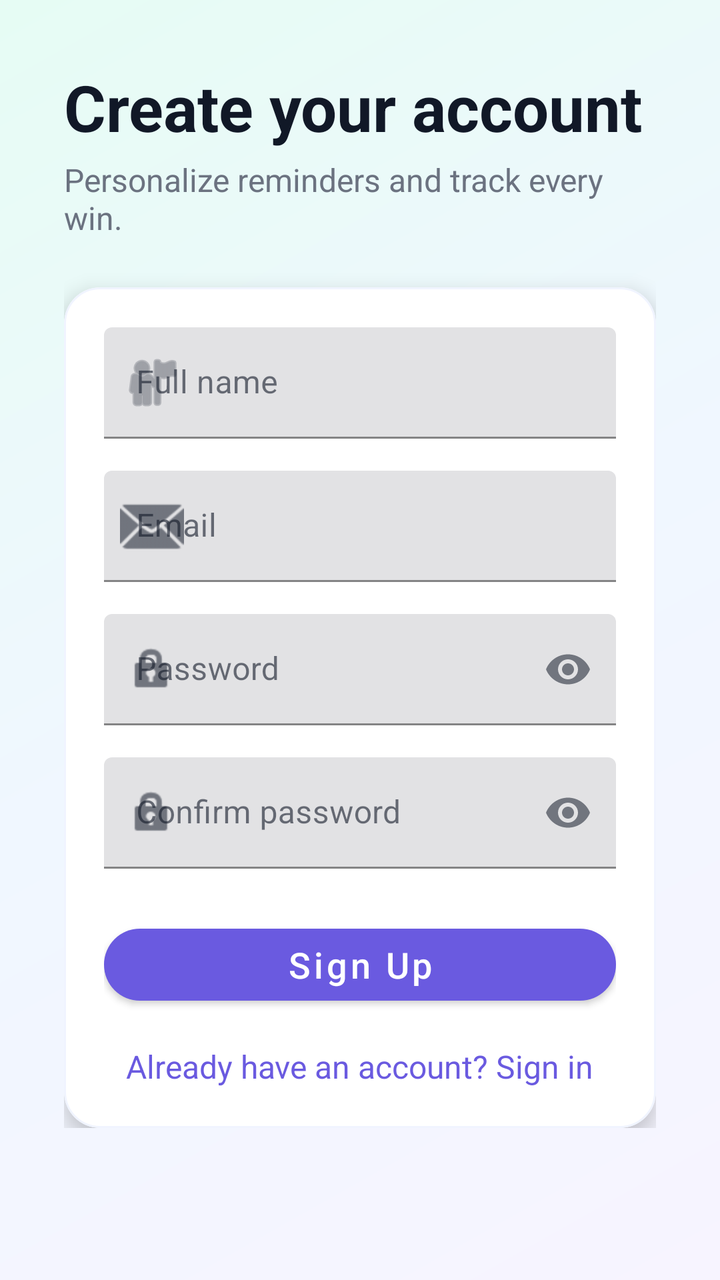
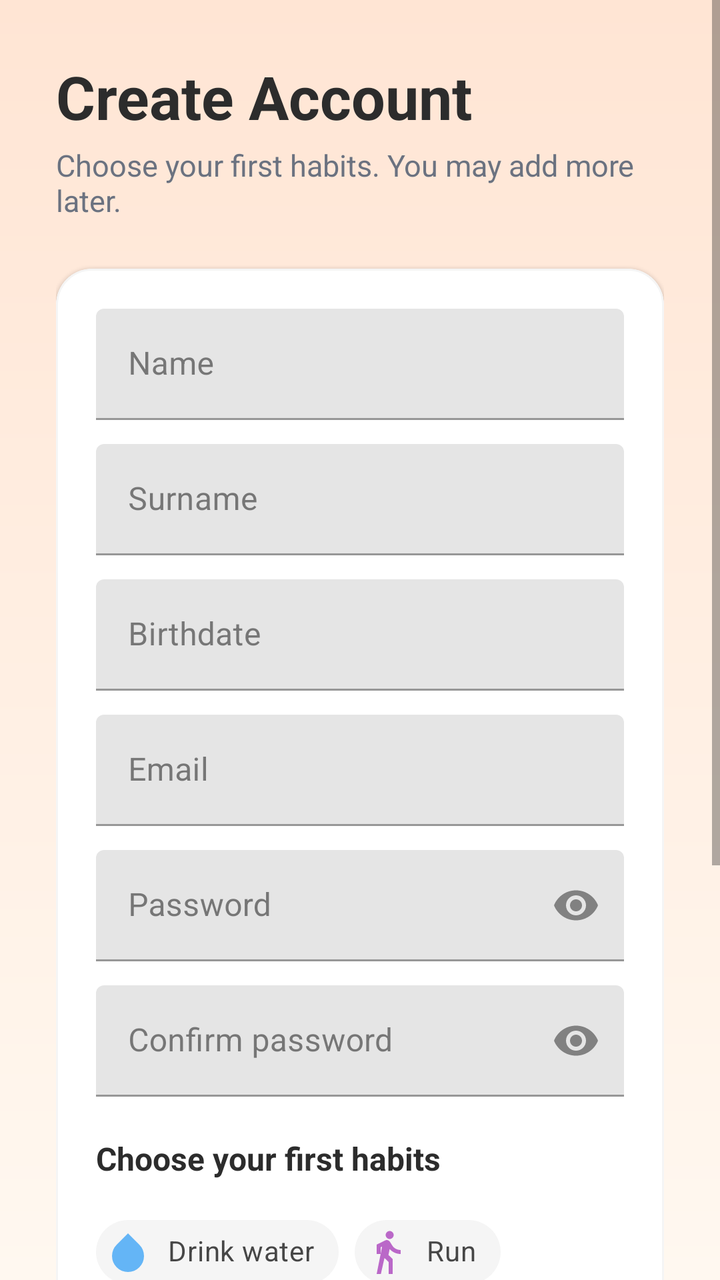

Before-and-after screenshots of an Android layout around one commit, followed by the original layout XML and the change that was made.
<!-- AndroidManifest.xml: application theme Theme.Group4mco -->
<!-- res/layout/activity_register.xml -->
<?xml version="1.0" encoding="utf-8"?>
<ScrollView xmlns:android="http://schemas.android.com/apk/res/android"
    xmlns:app="http://schemas.android.com/apk/res-auto"
    android:layout_width="match_parent"
    android:layout_height="match_parent"
    android:background="@drawable/bg_app_gradient">

    <LinearLayout
        android:layout_width="match_parent"
        android:layout_height="wrap_content"
        android:orientation="vertical"
        android:padding="32dp">

        <TextView
            android:layout_width="wrap_content"
            android:layout_height="wrap_content"
            android:text="Create your account"
            android:textColor="@color/color_on_surface"
            android:textSize="32sp"
            android:textStyle="bold" />

        <TextView
            android:layout_width="wrap_content"
            android:layout_height="wrap_content"
            android:layout_marginTop="4dp"
            android:text="Personalize reminders and track every win."
            android:textColor="@color/color_on_surface_secondary"
            android:textSize="16sp" />

        <com.google.android.material.card.MaterialCardView
            android:layout_width="match_parent"
            android:layout_height="wrap_content"
            android:layout_marginTop="24dp"
            app:cardBackgroundColor="@color/color_surface"
            app:cardCornerRadius="@dimen/card_corner_radius"
            app:cardElevation="@dimen/card_elevation"
            app:strokeColor="@color/color_surface_alt"
            app:strokeWidth="1dp">

            <LinearLayout
                android:layout_width="match_parent"
                android:layout_height="wrap_content"
                android:orientation="vertical"
                android:padding="@dimen/card_padding">

                <com.google.android.material.textfield.TextInputLayout
                    android:layout_width="match_parent"
                    android:layout_height="wrap_content"
                    android:hint="Full name"
                    app:boxBackgroundMode="filled"
                    app:boxStrokeColor="@color/color_primary"
                    app:startIconDrawable="@android:drawable/ic_menu_myplaces">

                    <com.google.android.material.textfield.TextInputEditText
                        android:id="@+id/regName"
                        android:layout_width="match_parent"
                        android:layout_height="wrap_content"
                        android:inputType="textPersonName" />

                </com.google.android.material.textfield.TextInputLayout>

                <com.google.android.material.textfield.TextInputLayout
                    android:layout_width="match_parent"
                    android:layout_height="wrap_content"
                    android:layout_marginTop="16dp"
                    android:hint="Email"
                    app:boxBackgroundMode="filled"
                    app:boxStrokeColor="@color/color_primary"
                    app:startIconDrawable="@android:drawable/ic_dialog_email">

                    <com.google.android.material.textfield.TextInputEditText
                        android:id="@+id/regEmail"
                        android:layout_width="match_parent"
                        android:layout_height="wrap_content"
                        android:inputType="textEmailAddress" />

                </com.google.android.material.textfield.TextInputLayout>

                <com.google.android.material.textfield.TextInputLayout
                    android:layout_width="match_parent"
                    android:layout_height="wrap_content"
                    android:layout_marginTop="16dp"
                    android:hint="Password"
                    app:boxBackgroundMode="filled"
                    app:boxStrokeColor="@color/color_primary"
                    app:endIconMode="password_toggle"
                    app:startIconDrawable="@android:drawable/ic_lock_idle_lock">

                    <com.google.android.material.textfield.TextInputEditText
                        android:id="@+id/regPassword"
                        android:layout_width="match_parent"
                        android:layout_height="wrap_content"
                        android:inputType="textPassword" />

                </com.google.android.material.textfield.TextInputLayout>

                <com.google.android.material.textfield.TextInputLayout
                    android:layout_width="match_parent"
                    android:layout_height="wrap_content"
                    android:layout_marginTop="16dp"
                    android:hint="Confirm password"
                    app:boxBackgroundMode="filled"
                    app:boxStrokeColor="@color/color_primary"
                    app:endIconMode="password_toggle"
                    app:startIconDrawable="@android:drawable/ic_lock_idle_lock">

                    <com.google.android.material.textfield.TextInputEditText
                        android:id="@+id/regConfirmPassword"
                        android:layout_width="match_parent"
                        android:layout_height="wrap_content"
                        android:inputType="textPassword" />

                </com.google.android.material.textfield.TextInputLayout>

                <com.google.android.material.button.MaterialButton
                    android:id="@+id/registerBtn"
                    style="@style/Widget.MaterialComponents.Button"
                    android:layout_width="match_parent"
                    android:layout_height="wrap_content"
                    android:layout_marginTop="24dp"
                    android:text="Sign Up"
                    android:textAllCaps="false"
                    android:textSize="18sp"
                    app:cornerRadius="24dp" />

                <TextView
                    android:id="@+id/toLogin"
                    android:layout_width="wrap_content"
                    android:layout_height="wrap_content"
                    android:layout_gravity="center_horizontal"
                    android:layout_marginTop="16dp"
                    android:text="Already have an account? Sign in"
                    android:textColor="@color/color_primary"
                    android:textSize="16sp" />

            </LinearLayout>
        </com.google.android.material.card.MaterialCardView>
    </LinearLayout>
</ScrollView>
<!-- resources referenced by this layout -->
<resources>
  <color name="color_on_surface">#111827</color>
  <color name="color_primary">#6A5AE0</color>
  <color name="color_surface_alt">#F0F4FF</color>
  <dimen name="card_elevation">6dp</dimen>
  <!-- drawable bg_app_gradient (drawable) -->
  <?xml version="1.0" encoding="utf-8"?>
  <shape xmlns:android="http://schemas.android.com/apk/res/android">
      <gradient
          android:startColor="@color/gradient_start"
          android:centerColor="@color/gradient_center"
          android:endColor="@color/gradient_end"
          android:angle="135" />
  </shape>
  <color name="gradient_start">#F7F4FF</color>
  <color name="gradient_center">#F0F7FF</color>
  <color name="gradient_end">#E6FCF4</color>
  <color name="color_primary_dark">#4E3FE0</color>
  <color name="color_background">#F5F6FF</color>
  <!-- unchanged entries left out for length: 7 -->
</resources>

<!-- the commit's change to res/layout/activity_register.xml (unified diff, before → after) -->
@@ -9,23 +9,23 @@
         android:layout_width="match_parent"
         android:layout_height="wrap_content"
         android:orientation="vertical"
-        android:padding="32dp">
+        android:padding="28dp">
 
         <TextView
             android:layout_width="wrap_content"
             android:layout_height="wrap_content"
-            android:text="Create your account"
+            android:text="Create Account"
             android:textColor="@color/color_on_surface"
-            android:textSize="32sp"
+            android:textSize="30sp"
             android:textStyle="bold" />
 
         <TextView
             android:layout_width="wrap_content"
             android:layout_height="wrap_content"
             android:layout_marginTop="4dp"
-            android:text="Personalize reminders and track every win."
+            android:text="Choose your first habits. You may add more later."
             android:textColor="@color/color_on_surface_secondary"
-            android:textSize="16sp" />
+            android:textSize="15sp" />
 
         <com.google.android.material.card.MaterialCardView
             android:layout_width="match_parent"
@@ -33,7 +33,6 @@
             android:layout_marginTop="24dp"
             app:cardBackgroundColor="@color/color_surface"
             app:cardCornerRadius="@dimen/card_corner_radius"
-            app:cardElevation="@dimen/card_elevation"
             app:strokeColor="@color/color_surface_alt"
             app:strokeWidth="1dp">
 
@@ -46,10 +45,8 @@
                 <com.google.android.material.textfield.TextInputLayout
                     android:layout_width="match_parent"
                     android:layout_height="wrap_content"
-                    android:hint="Full name"
-                    app:boxBackgroundMode="filled"
-                    app:boxStrokeColor="@color/color_primary"
-                    app:startIconDrawable="@android:drawable/ic_menu_myplaces">
+                    android:hint="Name"
+                    app:boxBackgroundMode="filled">
 
                     <com.google.android.material.textfield.TextInputEditText
                         android:id="@+id/regName"
@@ -62,11 +59,39 @@
                 <com.google.android.material.textfield.TextInputLayout
                     android:layout_width="match_parent"
                     android:layout_height="wrap_content"
-                    android:layout_marginTop="16dp"
+                    android:layout_marginTop="12dp"
+                    android:hint="Surname"
+                    app:boxBackgroundMode="filled">
+
+                    <com.google.android.material.textfield.TextInputEditText
+                        android:id="@+id/regSurname"
+                        android:layout_width="match_parent"
+                        android:layout_height="wrap_content"
+                        android:inputType="textPersonName" />
+
+                </com.google.android.material.textfield.TextInputLayout>
+
+                <com.google.android.material.textfield.TextInputLayout
+                    android:layout_width="match_parent"
+                    android:layout_height="wrap_content"
+                    android:layout_marginTop="12dp"
+                    android:hint="Birthdate"
+                    app:boxBackgroundMode="filled">
+
+                    <com.google.android.material.textfield.TextInputEditText
+                        android:id="@+id/regBirthdate"
+                        android:layout_width="match_parent"
+                        android:layout_height="wrap_content"
+                        android:inputType="date" />
+
+                </com.google.android.material.textfield.TextInputLayout>
+
+                <com.google.android.material.textfield.TextInputLayout
+                    android:layout_width="match_parent"
+                    android:layout_height="wrap_content"
+                    android:layout_marginTop="12dp"
                     android:hint="Email"
-                    app:boxBackgroundMode="filled"
-                    app:boxStrokeColor="@color/color_primary"
-                    app:startIconDrawable="@android:drawable/ic_dialog_email">
+                    app:boxBackgroundMode="filled">
 
                     <com.google.android.material.textfield.TextInputEditText
                         android:id="@+id/regEmail"
@@ -79,12 +104,10 @@
                 <com.google.android.material.textfield.TextInputLayout
                     android:layout_width="match_parent"
                     android:layout_height="wrap_content"
-                    android:layout_marginTop="16dp"
+                    android:layout_marginTop="12dp"
                     android:hint="Password"
                     app:boxBackgroundMode="filled"
-                    app:boxStrokeColor="@color/color_primary"
-                    app:endIconMode="password_toggle"
-                    app:startIconDrawable="@android:drawable/ic_lock_idle_lock">
+                    app:endIconMode="password_toggle">
 
                     <com.google.android.material.textfield.TextInputEditText
                         android:id="@+id/regPassword"
@@ -97,12 +120,10 @@
                 <com.google.android.material.textfield.TextInputLayout
                     android:layout_width="match_parent"
                     android:layout_height="wrap_content"
-                    android:layout_marginTop="16dp"
+                    android:layout_marginTop="12dp"
                     android:hint="Confirm password"
                     app:boxBackgroundMode="filled"
-                    app:boxStrokeColor="@color/color_primary"
-                    app:endIconMode="password_toggle"
-                    app:startIconDrawable="@android:drawable/ic_lock_idle_lock">
+                    app:endIconMode="password_toggle">
 
                     <com.google.android.material.textfield.TextInputEditText
                         android:id="@+id/regConfirmPassword"
@@ -111,6 +132,107 @@
                         android:inputType="textPassword" />
 
                 </com.google.android.material.textfield.TextInputLayout>
+
+                <TextView
+                    android:layout_width="wrap_content"
+                    android:layout_height="wrap_content"
+                    android:layout_marginTop="20dp"
+                    android:text="Choose your first habits"
+                    android:textColor="@color/color_on_surface"
+                    android:textSize="16sp"
+                    android:textStyle="bold" />
+
+                <com.google.android.material.chip.ChipGroup
+                    android:id="@+id/chipGroupHabits"
+                    android:layout_width="match_parent"
+                    android:layout_height="wrap_content"
+                    android:layout_marginTop="12dp"
+                    app:singleLine="false">
+
+                    <com.google.android.material.chip.Chip
+                        android:layout_width="wrap_content"
+                        android:layout_height="wrap_content"
+                        android:text="Drink water"
+                        android:checkable="true"
+                        app:chipIcon="@drawable/ic_habit_water"
+                        app:chipIconTint="@color/habit_water"
+                        app:chipBackgroundColor="@color/color_surface_alt"
+                        app:chipStrokeWidth="0dp"
+                        app:checkedIconVisible="false" />
+
+                    <com.google.android.material.chip.Chip
+                        android:layout_width="wrap_content"
+                        android:layout_height="wrap_content"
+                        android:text="Run"
+                        android:checkable="true"
+                        app:chipIcon="@drawable/ic_habit_run"
+                        app:chipIconTint="@color/habit_run"
+                        app:chipBackgroundColor="@color/color_surface_alt"
+                        app:chipStrokeWidth="0dp"
+                        app:checkedIconVisible="false" />
+
+                    <com.google.android.material.chip.Chip
+                        android:layout_width="wrap_content"
+                        android:layout_height="wrap_content"
+                        android:text="Read books"
+                        android:checkable="true"
+                        app:chipIcon="@drawable/ic_habit_read"
+                        app:chipIconTint="@color/habit_read"
+                        app:chipBackgroundColor="@color/color_surface_alt"
+                        app:chipStrokeWidth="0dp"
+                        app:checkedIconVisible="false" />
+
+                    <com.google.android.material.chip.Chip
+                        android:layout_width="wrap_content"
+                        android:layout_height="wrap_content"
+                        android:text="Meditate"
+                        android:checkable="true"
+                        app:chipIcon="@drawable/ic_habit_meditate"
+                        app:chipIconTint="@color/habit_meditate"
+                        app:chipBackgroundColor="@color/color_surface_alt"
+                        app:chipStrokeWidth="0dp"
+                        app:checkedIconVisible="false" />
+
+                    <com.google.android.material.chip.Chip
+                        android:layout_width="wrap_content"
+                        android:layout_height="wrap_content"
+                        android:text="Study"
+                        android:checkable="true"
+                        app:chipIcon="@drawable/ic_habit_study"
+                        app:chipIconTint="@color/habit_study"
+                        app:chipBackgroundColor="@color/color_surface_alt"
+                        app:chipStrokeWidth="0dp"
+                        app:checkedIconVisible="false" />
+
+                    <com.google.android.material.chip.Chip
+                        android:layout_width="wrap_content"
+                        android:layout_height="wrap_content"
+                        android:text="Journal"
+                        android:checkable="true"
+                        app:chipIcon="@drawable/ic_habit_journal"
+                        app:chipIconTint="@color/habit_journal"
+                        app:chipBackgroundColor="@color/color_surface_alt"
+                        app:chipStrokeWidth="0dp"
+                        app:checkedIconVisible="false" />
+
+                    <com.google.android.material.chip.Chip
+                        android:layout_width="wrap_content"
+                        android:layout_height="wrap_content"
+                        android:text="Gardening"
+                        android:checkable="true"
+                        app:chipBackgroundColor="@color/color_surface_alt"
+                        app:chipStrokeWidth="0dp"
+                        app:checkedIconVisible="false" />
+
+                    <com.google.android.material.chip.Chip
+                        android:layout_width="wrap_content"
+                        android:layout_height="wrap_content"
+                        android:text="Sleep early"
+                        android:checkable="true"
+                        app:chipBackgroundColor="@color/color_surface_alt"
+                        app:chipStrokeWidth="0dp"
+                        app:checkedIconVisible="false" />
+                </com.google.android.material.chip.ChipGroup>
 
                 <com.google.android.material.button.MaterialButton
                     android:id="@+id/registerBtn"
@@ -118,9 +240,11 @@
                     android:layout_width="match_parent"
                     android:layout_height="wrap_content"
                     android:layout_marginTop="24dp"
-                    android:text="Sign Up"
+                    android:backgroundTint="@color/onboarding_light_green"
+                    android:text="Next"
                     android:textAllCaps="false"
-                    android:textSize="18sp"
+                    android:textColor="@color/color_on_surface"
+                    android:textSize="16sp"
                     app:cornerRadius="24dp" />
 
                 <TextView
@@ -128,11 +252,10 @@
                     android:layout_width="wrap_content"
                     android:layout_height="wrap_content"
                     android:layout_gravity="center_horizontal"
-                    android:layout_marginTop="16dp"
+                    android:layout_marginTop="12dp"
                     android:text="Already have an account? Sign in"
                     android:textColor="@color/color_primary"
-                    android:textSize="16sp" />
-
+                    android:textSize="15sp" />
             </LinearLayout>
         </com.google.android.material.card.MaterialCardView>
     </LinearLayout>
<!-- resource entries referenced after the edit -->
@@ -1,23 +1,99 @@
 <!-- resources referenced by this layout -->
 <resources>
-  <color name="color_on_surface">#111827</color>
-  <color name="color_primary">#6A5AE0</color>
-  <color name="color_surface_alt">#F0F4FF</color>
-  <dimen name="card_elevation">6dp</dimen>
+  <color name="color_on_surface">#2C2C2C</color>
+  <color name="color_primary">#4CAF50</color>
+  <color name="color_surface_alt">#F5F5F5</color>
+  <color name="habit_journal">#E57373</color>
+  <color name="habit_meditate">#FF8A65</color>
+  <color name="habit_read">#FFB74D</color>
+  <color name="habit_run">#BA68C8</color>
+  <color name="habit_study">#4DB6AC</color>
+  <color name="habit_water">#64B5F6</color>
+  <color name="onboarding_light_green">#81C784</color>
   <!-- drawable bg_app_gradient (drawable) -->
   <?xml version="1.0" encoding="utf-8"?>
   <shape xmlns:android="http://schemas.android.com/apk/res/android">
       <gradient
           android:startColor="@color/gradient_start"
-          android:centerColor="@color/gradient_center"
           android:endColor="@color/gradient_end"
-          android:angle="135" />
+          android:angle="270" />
   </shape>
-  <color name="gradient_start">#F7F4FF</color>
-  <color name="gradient_center">#F0F7FF</color>
-  <color name="gradient_end">#E6FCF4</color>
-  <color name="color_primary_dark">#4E3FE0</color>
-  <color name="color_background">#F5F6FF</color>
+  <!-- drawable ic_habit_journal (drawable) -->
+  <?xml version="1.0" encoding="utf-8"?>
+  <vector xmlns:android="http://schemas.android.com/apk/res/android"
+      android:width="24dp"
+      android:height="24dp"
+      android:viewportWidth="24"
+      android:viewportHeight="24">
+      <path
+          android:fillColor="@color/habit_journal"
+          android:pathData="M14,2H6c-1.1,0 -1.99,0.9 -1.99,2L4,20c0,1.1 0.89,2 1.99,2H18c1.1,0 2,-0.9 2,-2V8l-6,-6zM16,18H8v-2h8v2zM16,14H8v-2h8v2zM13,9V3.5L18.5,9H13z"/>
+  </vector>
+  <!-- drawable ic_habit_meditate (drawable) -->
+  <?xml version="1.0" encoding="utf-8"?>
+  <vector xmlns:android="http://schemas.android.com/apk/res/android"
+      android:width="24dp"
+      android:height="24dp"
+      android:viewportWidth="24"
+      android:viewportHeight="24">
+      <path
+          android:fillColor="@color/habit_meditate"
+          android:pathData="M12,12 m-8,0 a8,8 0 1,0 16,0 a8,8 0 1,0 -16,0"/>
+      <path
+          android:fillColor="#FFFFFF"
+          android:pathData="M12,10 m-1.5,0 a1.5,1.5 0 1,0 3,0 a1.5,1.5 0 1,0 -3,0"/>
+  </vector>
+  <!-- drawable ic_habit_read (drawable) -->
+  <?xml version="1.0" encoding="utf-8"?>
+  <vector xmlns:android="http://schemas.android.com/apk/res/android"
+      android:width="24dp"
+      android:height="24dp"
+      android:viewportWidth="24"
+      android:viewportHeight="24">
+      <path
+          android:fillColor="@color/habit_read"
+          android:pathData="M18,2H6c-1.1,0 -2,0.9 -2,2v16c0,1.1 0.9,2 2,2h12c1.1,0 2,-0.9 2,-2V4c0,-1.1 -0.9,-2 -2,-2zM6,4h5v8l-2.5,-1.5L6,12V4z"/>
+  </vector>
+  <!-- drawable ic_habit_run (drawable) -->
+  <?xml version="1.0" encoding="utf-8"?>
+  <vector xmlns:android="http://schemas.android.com/apk/res/android"
+      android:width="24dp"
+      android:height="24dp"
+      android:viewportWidth="24"
+      android:viewportHeight="24">
+      <path
+          android:fillColor="@color/habit_run"
+          android:pathData="M13.5,5.5c1.1,0 2,-0.9 2,-2s-0.9,-2 -2,-2 -2,0.9 -2,2 0.9,2 2,2zM9.8,8.9L7,23h2.1l1.8,-8 2.1,2v6h2v-7.5l-2.1,-2 0.6,-3C14.8,12 16.8,13 19,13v-2c-1.9,0 -3.5,-1 -4.3,-2.4l-1,-1.6c-0.4,-0.6 -1,-1 -1.7,-1 -0.3,0 -0.5,0.1 -0.7,0.2L7,8.3V13h2V9.6l1.8,-0.7z"/>
+  </vector>
+  <!-- drawable ic_habit_study (drawable) -->
+  <?xml version="1.0" encoding="utf-8"?>
+  <vector xmlns:android="http://schemas.android.com/apk/res/android"
+      android:width="24dp"
+      android:height="24dp"
+      android:viewportWidth="24"
+      android:viewportHeight="24">
+      <path
+          android:fillColor="@color/habit_study"
+          android:pathData="M20,6h-2.18c0.11,-0.31 0.18,-0.65 0.18,-1 0,-1.66 -1.34,-3 -3,-3 -1.05,0 -1.96,0.54 -2.5,1.35L12,2L9.5,3.35C9.04,2.54 8.13,2 7.13,2 5.97,2 5,2.97 5,4.13c0,0.35 0.07,0.69 0.18,1H3c-1.1,0 -2,0.9 -2,2v11c0,1.1 0.9,2 2,2h17c1.1,0 2,-0.9 2,-2V8c0,-1.1 -0.9,-2 -2,-2zM12,17l-5,-5h3V9h4v3h3l-5,5z"/>
+  </vector>
+  <!-- drawable ic_habit_water (drawable) -->
+  <?xml version="1.0" encoding="utf-8"?>
+  <vector xmlns:android="http://schemas.android.com/apk/res/android"
+      android:width="24dp"
+      android:height="24dp"
+      android:viewportWidth="24"
+      android:viewportHeight="24">
+      <path
+          android:fillColor="@color/habit_water"
+          android:pathData="M12,2.69l5.66,5.66a8,8 0,1 1,-11.31 0z"/>
+      <path
+          android:fillColor="#FFFFFF"
+          android:pathData="M12,6L12,18M8,10L16,10M8,14L16,14"/>
+  </vector>
+  <color name="gradient_start">#FFE5D4</color>
+  <color name="gradient_end">#FFF8F0</color>
+  <color name="color_primary_dark">#388E3C</color>
+  <color name="color_background">#FFF8F0</color>
   <!-- unchanged entries left out for length: 7 -->
 </resources>
 
